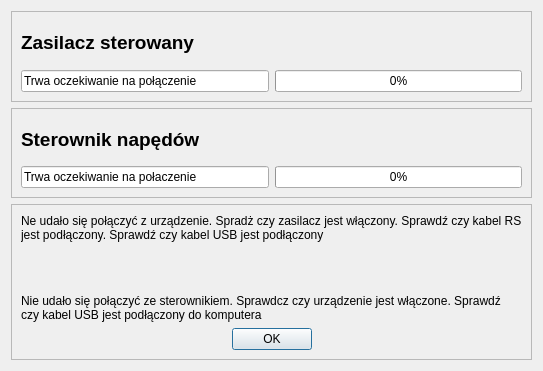
wiacekmarcin/CzujkiLiniowe, file CzujkiLinioweApp/oczekiwanienaurzadzenia.ui: the form before one commit.
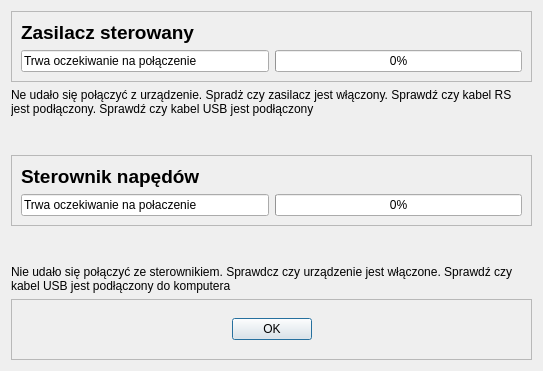
The form after the commit.

```diff
--- a/CzujkiLinioweApp/oczekiwanienaurzadzenia.ui
+++ b/CzujkiLinioweApp/oczekiwanienaurzadzenia.ui
@@ -62,6 +62,25 @@
      </layout>
     </widget>
    </item>
+   <item>
+    <widget class="QLabel" name="errorZasilacz">
+     <property name="minimumSize">
+      <size>
+       <width>0</width>
+       <height>60</height>
+      </size>
+     </property>
+     <property name="text">
+      <string>Ne udało się połączyć z urządzenie. Spradż czy zasilacz jest włączony. Sprawdź czy kabel RS jest podłączony. Sprawdź czy kabel USB jest podłączony</string>
+     </property>
+     <property name="alignment">
+      <set>Qt::AlignLeading|Qt::AlignLeft|Qt::AlignTop</set>
+     </property>
+     <property name="wordWrap">
+      <bool>true</bool>
+     </property>
+    </widget>
+   </item>
    <item>
     <widget class="QFrame" name="frSterownik">
      <property name="frameShape">
@@ -107,6 +126,19 @@
      </layout>
     </widget>
    </item>
+   <item>
+    <widget class="QLabel" name="errorSterownik">
+     <property name="text">
+      <string>Nie udało się połączyć ze sterownikiem. Sprawdcz czy urządzenie jest włączone. Sprawdź czy kabel USB jest podłączony do komputera</string>
+     </property>
+     <property name="alignment">
+      <set>Qt::AlignBottom|Qt::AlignLeading|Qt::AlignLeft</set>
+     </property>
+     <property name="wordWrap">
+      <bool>true</bool>
+     </property>
+    </widget>
+   </item>
    <item>
     <widget class="QFrame" name="frameError">
      <property name="frameShape">
@@ -142,25 +174,6 @@
         </property>
        </spacer>
       </item>
-      <item row="0" column="0" colspan="3">
-       <widget class="QLabel" name="errorZasilacz">
-        <property name="minimumSize">
-         <size>
-          <width>0</width>
-          <height>60</height>
-         </size>
-        </property>
-        <property name="text">
-         <string>Ne udało się połączyć z urządzenie. Spradż czy zasilacz jest włączony. Sprawdź czy kabel RS jest podłączony. Sprawdź czy kabel USB jest podłączony</string>
-        </property>
-        <property name="alignment">
-         <set>Qt::AlignLeading|Qt::AlignLeft|Qt::AlignTop</set>
-        </property>
-        <property name="wordWrap">
-         <bool>true</bool>
-        </property>
-       </widget>
-      </item>
       <item row="4" column="1">
        <widget class="QPushButton" name="pushButton">
         <property name="text">
@@ -168,19 +181,6 @@
         </property>
        </widget>
       </item>
-      <item row="2" column="0" rowspan="2" colspan="3">
-       <widget class="QLabel" name="errorSterownik">
-        <property name="text">
-         <string>Nie udało się połączyć ze sterownikiem. Sprawdcz czy urządzenie jest włączone. Sprawdź czy kabel USB jest podłączony do komputera</string>
-        </property>
-        <property name="alignment">
-         <set>Qt::AlignBottom|Qt::AlignLeading|Qt::AlignLeft</set>
-        </property>
-        <property name="wordWrap">
-         <bool>true</bool>
-        </property>
-       </widget>
-      </item>
      </layout>
     </widget>
    </item>
```
